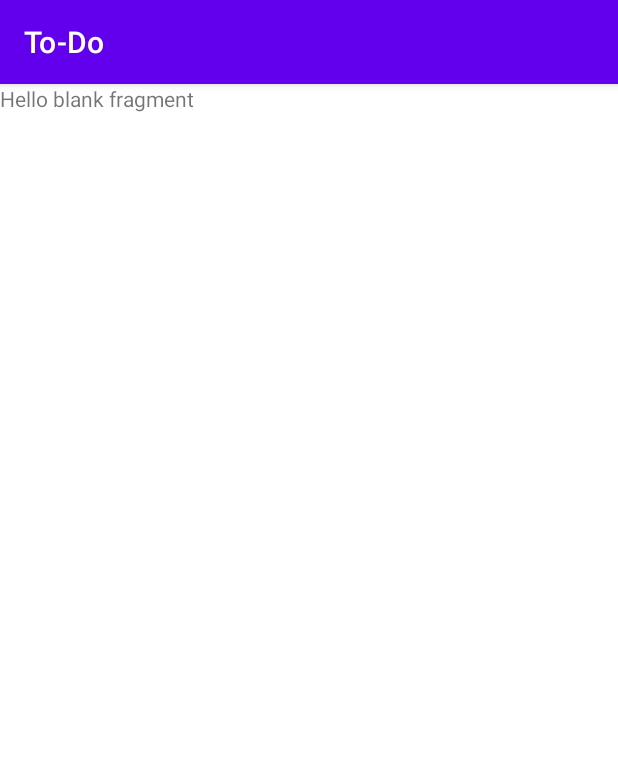
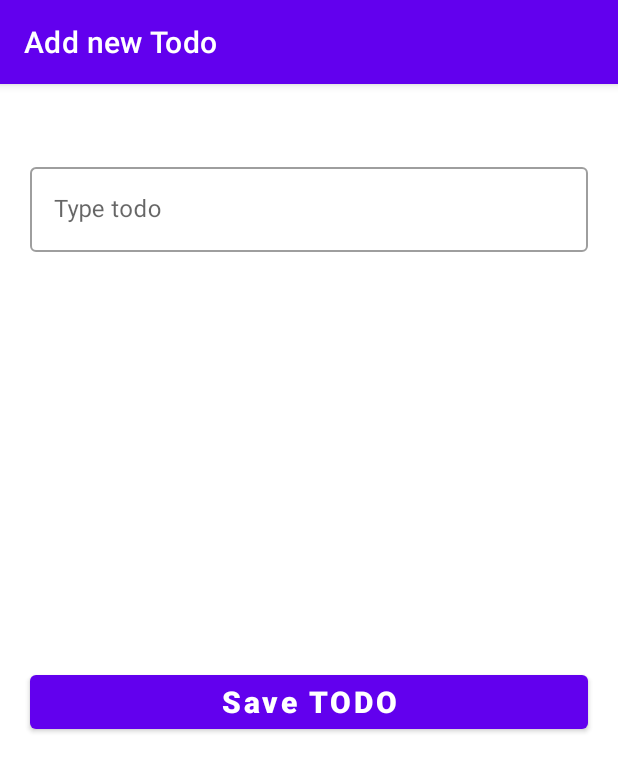
Before and after one commit to Chandra-Sekhar-Bala/MVVM-ToDo, an Android app: the AddEditTodo screen opened through its navigation route, on a phone screen of 412 x 824 dp. Shown: the top 772 px of the screen. Run offline under Robolectric (Android 15) with nearby library versions, the phone set to English and light mode, and no system bars; our stand-ins replace data binding; Roboto replaces fonts that are not available here.

Commit message:
Add Add-Todo screen

```diff
--- a/app/src/main/java/com/sekhar/todo/app/addEditTodo/AddEditTodo.kt
+++ b/app/src/main/java/com/sekhar/todo/app/addEditTodo/AddEditTodo.kt
@@ -1,20 +1,52 @@
 package com.sekhar.todo.app.addEditTodo
 
 import android.os.Bundle
-import androidx.fragment.app.Fragment
 import android.view.LayoutInflater
 import android.view.View
 import android.view.ViewGroup
+import android.widget.Toast
+import androidx.appcompat.app.AppCompatActivity
+import androidx.databinding.DataBindingUtil
+import androidx.fragment.app.Fragment
 import com.sekhar.todo.app.R
+import com.sekhar.todo.app.databinding.FragmentAddTodoBinding
 
 class AddEditTodo : Fragment() {
-
+    private lateinit var bind : FragmentAddTodoBinding
     override fun onCreateView(
         inflater: LayoutInflater, container: ViewGroup?,
         savedInstanceState: Bundle?
     ): View? {
         // Inflate the layout for this fragment
-        return inflater.inflate(R.layout.fragment_add_todo, container, false)
+        bind = DataBindingUtil.inflate( inflater, R.layout.fragment_add_todo, container, false)
+
+        // Setting Title
+        (activity as AppCompatActivity).supportActionBar!!.title = "Add new Todo"
+        return bind.root
+    }
+
+    override fun onResume() {
+        super.onResume()
+
+        bind.saveTodo.setOnClickListener{
+            if(validate()){
+                // TODO : save/ update data to room
+                Toast.makeText(requireContext(), "Saved to DB", Toast.LENGTH_SHORT).show()
+            }
+        }
+
+    }
+
+    private fun validate(): Boolean {
+        var flag = true
+
+        if(bind.editTextTodo.text.toString().trim().isEmpty()){
+            bind.editTextTodo.requestFocus()
+            bind.editTextTodo.error = "Cannot be empty"
+            flag = false
+        }
+
+        return flag
     }
 
 }
--- a/app/src/main/res/layout/fragment_add_todo.xml
+++ b/app/src/main/res/layout/fragment_add_todo.xml
@@ -1,14 +1,45 @@
 <?xml version="1.0" encoding="utf-8"?>
-<FrameLayout xmlns:android="http://schemas.android.com/apk/res/android"
-    xmlns:tools="http://schemas.android.com/tools"
-    android:layout_width="match_parent"
-    android:layout_height="match_parent"
-    tools:context=".addEditTodo.Add_edit_Todo">
-
-    <!-- TODO: Update blank fragment layout -->
-    <TextView
+<layout xmlns:android="http://schemas.android.com/apk/res/android">
+    <androidx.constraintlayout.widget.ConstraintLayout xmlns:tools="http://schemas.android.com/tools"
         android:layout_width="match_parent"
         android:layout_height="match_parent"
-        android:text="@string/hello_blank_fragment" />
+        xmlns:app="http://schemas.android.com/apk/res-auto"
+        tools:context=".addEditTodo.AddEditTodo">
 
-</FrameLayout>
+        <com.google.android.material.textfield.TextInputLayout
+            android:id="@+id/textInputLayout"
+            android:layout_width="0dp"
+            android:layout_height="wrap_content"
+            android:layout_marginHorizontal="20dp"
+            android:layout_marginTop="50dp"
+            style="@style/Widget.MaterialComponents.TextInputLayout.OutlinedBox"
+            app:layout_constraintEnd_toEndOf="parent"
+            app:layout_constraintStart_toStartOf="parent"
+            app:layout_constraintTop_toTopOf="parent">
+
+            <com.google.android.material.textfield.TextInputEditText
+                android:id="@+id/edit_text_todo"
+                android:layout_width="match_parent"
+                android:layout_height="match_parent"
+                android:hint="Type todo" />
+
+        </com.google.android.material.textfield.TextInputLayout>
+
+        <Button
+            android:id="@+id/saveTodo"
+            android:layout_width="match_parent"
+            android:layout_height="wrap_content"
+            android:layout_marginHorizontal="20dp"
+            android:layout_marginTop="276dp"
+            android:text="Save TODO"
+            android:textAllCaps="false"
+            android:textSize="20sp"
+            android:textStyle="bold"
+
+            app:layout_constraintEnd_toEndOf="parent"
+            app:layout_constraintStart_toStartOf="parent"
+            app:layout_constraintTop_toBottomOf="@+id/textInputLayout" />
+
+
+    </androidx.constraintlayout.widget.ConstraintLayout>
+</layout>
```
